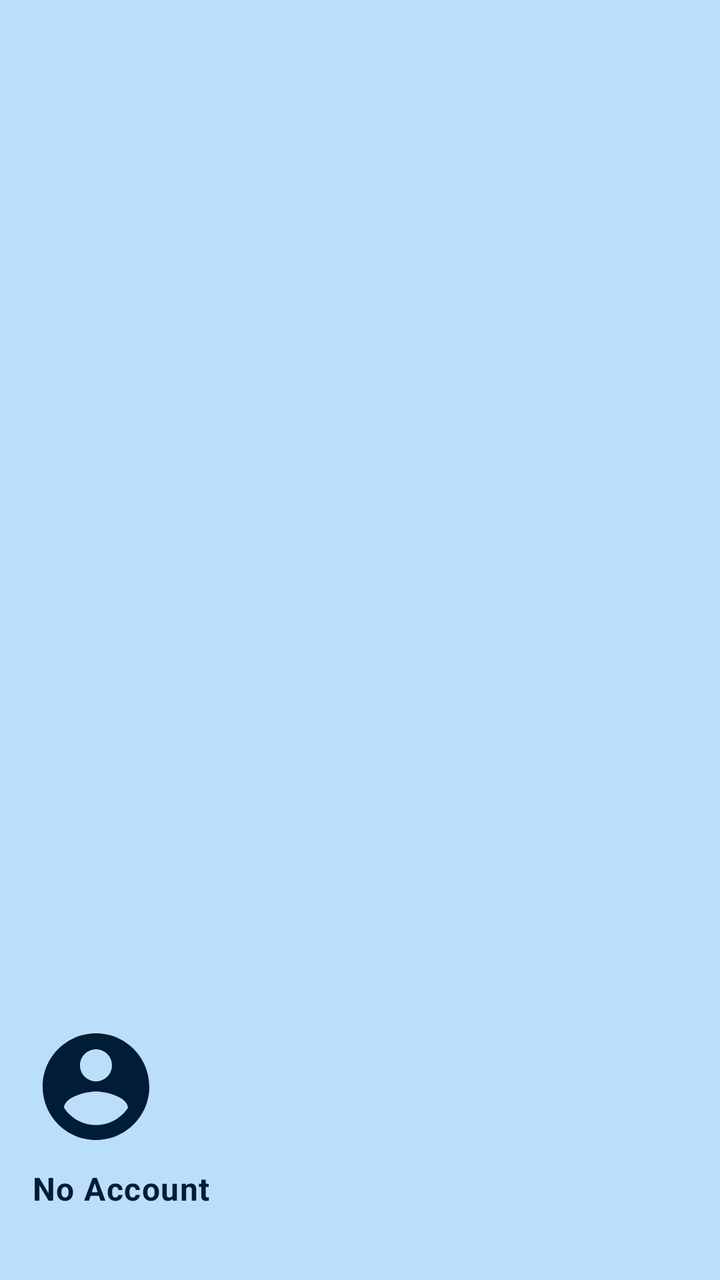
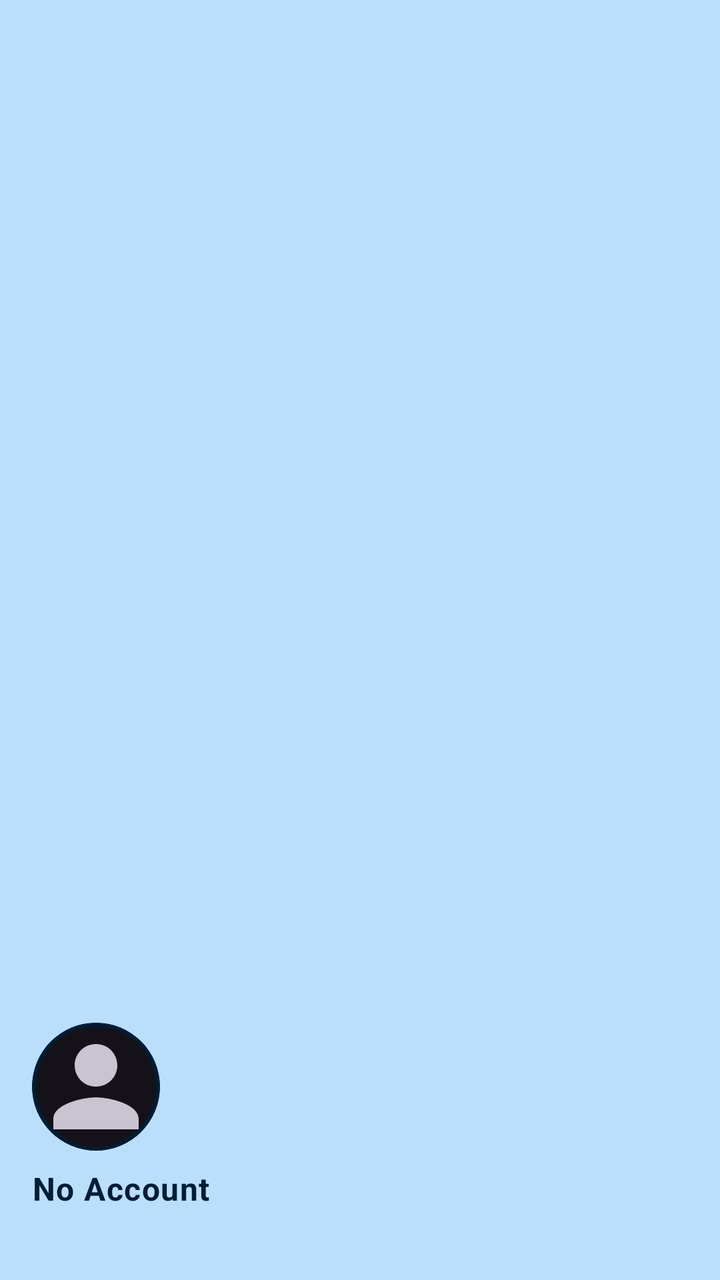

Two renders of the same Android screen: before a commit and after it. Below are the layout's source before the change and the commit's diff.
<!-- AndroidManifest.xml: application theme Theme.EmailClient -->
<!-- res/layout/nav_header_main.xml -->
<?xml version="1.0" encoding="utf-8"?>
<LinearLayout xmlns:android="http://schemas.android.com/apk/res/android"
    xmlns:app="http://schemas.android.com/apk/res-auto"
    android:layout_width="match_parent"
    android:layout_height="176dp"
    android:background="?attr/colorPrimaryContainer"
    android:clickable="true"
    android:focusable="true"
    android:foreground="?attr/selectableItemBackground"
    android:gravity="bottom"
    android:orientation="vertical"
    android:padding="16dp"
    android:theme="@style/ThemeOverlay.Material3.Dark">

    <ImageView
        android:id="@+id/image_account_avatar"
        android:layout_width="64dp"
        android:layout_height="64dp"
        android:layout_marginBottom="8dp"
        android:contentDescription="@string/account_avatar"
        android:src="@drawable/ic_account_circle"
        app:tint="?attr/colorOnPrimaryContainer" />

    <TextView
        android:id="@+id/text_account_name"
        android:layout_width="match_parent"
        android:layout_height="wrap_content"
        android:ellipsize="end"
        android:maxLines="1"
        android:text="@string/no_account"
        android:textAppearance="?attr/textAppearanceBodyLarge"
        android:textColor="?attr/colorOnPrimaryContainer"
        android:textStyle="bold" />

    <TextView
        android:id="@+id/text_account_email"
        android:layout_width="match_parent"
        android:layout_height="wrap_content"
        android:ellipsize="end"
        android:maxLines="1"
        android:textAppearance="?attr/textAppearanceBodyMedium"
        android:textColor="?attr/colorOnPrimaryContainer" />

</LinearLayout>
<!-- resources referenced by this layout -->
<resources>
  <!-- drawable ic_account_circle (drawable) -->
  <vector xmlns:android="http://schemas.android.com/apk/res/android"
      android:width="24dp"
      android:height="24dp"
      android:viewportWidth="24"
      android:viewportHeight="24">
      <path
          android:fillColor="?attr/colorOnPrimaryContainer"
          android:pathData="M12,2C6.48,2 2,6.48 2,12s4.48,10 10,10 10,-4.48 10,-10S17.52,2 12,2zM12,5c1.66,0 3,1.34 3,3s-1.34,3 -3,3 -3,-1.34 -3,-3 1.34,-3 3,-3zM12,19.2c-2.5,0 -4.71,-1.28 -6,-3.22 0.03,-1.99 4,-3.08 6,-3.08 1.99,0 5.97,1.09 6,3.08 -1.29,1.94 -3.5,3.22 -6,3.22z"/>
  </vector>
  <string name="account_avatar">Account avatar</string>
  <string name="no_account">No Account</string>
  <style name="Theme.EmailClient" parent="Theme.Material3.Light.NoActionBar">
          
          <item name="colorPrimary">@color/md_theme_light_primary</item>
          <item name="colorOnPrimary">@color/md_theme_light_onPrimary</item>
          <item name="colorPrimaryContainer">@color/md_theme_light_primaryContainer</item>
          <item name="colorOnPrimaryContainer">@color/md_theme_light_onPrimaryContainer</item>
  
          
          <item name="colorSecondary">@color/md_theme_light_secondary</item>
          <item name="colorOnSecondary">@color/md_theme_light_onSecondary</item>
          <item name="colorSecondaryContainer">@color/md_theme_light_secondaryContainer</item>
          <item name="colorOnSecondaryContainer">@color/md_theme_light_onSecondaryContainer</item>
  
          
          <item name="android:colorBackground">@color/md_theme_light_background</item>
          <item name="colorOnBackground">@color/md_theme_light_onBackground</item>
          <item name="colorSurface">@color/md_theme_light_surface</item>
          <item name="colorOnSurface">@color/md_theme_light_onSurface</item>
  
          
          <item name="colorError">@color/md_theme_light_error</item>
          <item name="colorOnError">@color/md_theme_light_onError</item>
  
          
          <item name="android:statusBarColor">@color/md_theme_light_primary</item>
          <item name="android:navigationBarColor">@color/md_theme_light_surface</item>
          <item name="android:windowLightStatusBar">false</item>
      </style>
  <color name="md_theme_light_primary">#1976D2</color>
  <color name="md_theme_light_onPrimary">#FFFFFF</color>
  <color name="md_theme_light_primaryContainer">#BBDEFB</color>
  <color name="md_theme_light_onPrimaryContainer">#001D35</color>
  <color name="md_theme_light_secondary">#0288D1</color>
  <color name="md_theme_light_onSecondary">#FFFFFF</color>
  <color name="md_theme_light_secondaryContainer">#B3E5FC</color>
  <color name="md_theme_light_onSecondaryContainer">#001E2E</color>
  <color name="md_theme_light_background">#FAFAFA</color>
  <color name="md_theme_light_onBackground">#1A1C1E</color>
  <color name="md_theme_light_surface">#FFFFFF</color>
  <color name="md_theme_light_onSurface">#1A1C1E</color>
  <color name="md_theme_light_error">#B00020</color>
  <color name="md_theme_light_onError">#FFFFFF</color>
</resources>

<!-- the commit's change to res/layout/nav_header_main.xml (unified diff, before → after) -->
@@ -12,14 +12,23 @@
     android:padding="16dp"
     android:theme="@style/ThemeOverlay.Material3.Dark">
 
-    <ImageView
-        android:id="@+id/image_account_avatar"
+    <com.google.android.material.card.MaterialCardView
         android:layout_width="64dp"
         android:layout_height="64dp"
         android:layout_marginBottom="8dp"
-        android:contentDescription="@string/account_avatar"
-        android:src="@drawable/ic_account_circle"
-        app:tint="?attr/colorOnPrimaryContainer" />
+        app:cardCornerRadius="32dp"
+        app:strokeWidth="2dp"
+        app:strokeColor="?attr/colorOnPrimaryContainer">
+
+        <ImageView
+            android:id="@+id/image_account_avatar"
+            android:layout_width="match_parent"
+            android:layout_height="match_parent"
+            android:scaleType="centerCrop"
+            android:contentDescription="@string/account_avatar"
+            android:src="@drawable/ic_person" />
+
+    </com.google.android.material.card.MaterialCardView>
 
     <TextView
         android:id="@+id/text_account_name"
<!-- resource entries referenced after the edit -->
@@ -1,14 +1,14 @@
 <!-- resources referenced by this layout -->
 <resources>
-  <!-- drawable ic_account_circle (drawable) -->
+  <!-- drawable ic_person (drawable) -->
   <vector xmlns:android="http://schemas.android.com/apk/res/android"
       android:width="24dp"
       android:height="24dp"
       android:viewportWidth="24"
       android:viewportHeight="24">
       <path
-          android:fillColor="?attr/colorOnPrimaryContainer"
-          android:pathData="M12,2C6.48,2 2,6.48 2,12s4.48,10 10,10 10,-4.48 10,-10S17.52,2 12,2zM12,5c1.66,0 3,1.34 3,3s-1.34,3 -3,3 -3,-1.34 -3,-3 1.34,-3 3,-3zM12,19.2c-2.5,0 -4.71,-1.28 -6,-3.22 0.03,-1.99 4,-3.08 6,-3.08 1.99,0 5.97,1.09 6,3.08 -1.29,1.94 -3.5,3.22 -6,3.22z"/>
+          android:fillColor="?attr/colorOnSurfaceVariant"
+          android:pathData="M12,12c2.21,0 4,-1.79 4,-4s-1.79,-4 -4,-4 -4,1.79 -4,4 1.79,4 4,4zM12,14c-2.67,0 -8,1.34 -8,4v2h16v-2c0,-2.66 -5.33,-4 -8,-4z"/>
   </vector>
   <string name="account_avatar">Account avatar</string>
   <string name="no_account">No Account</string>
